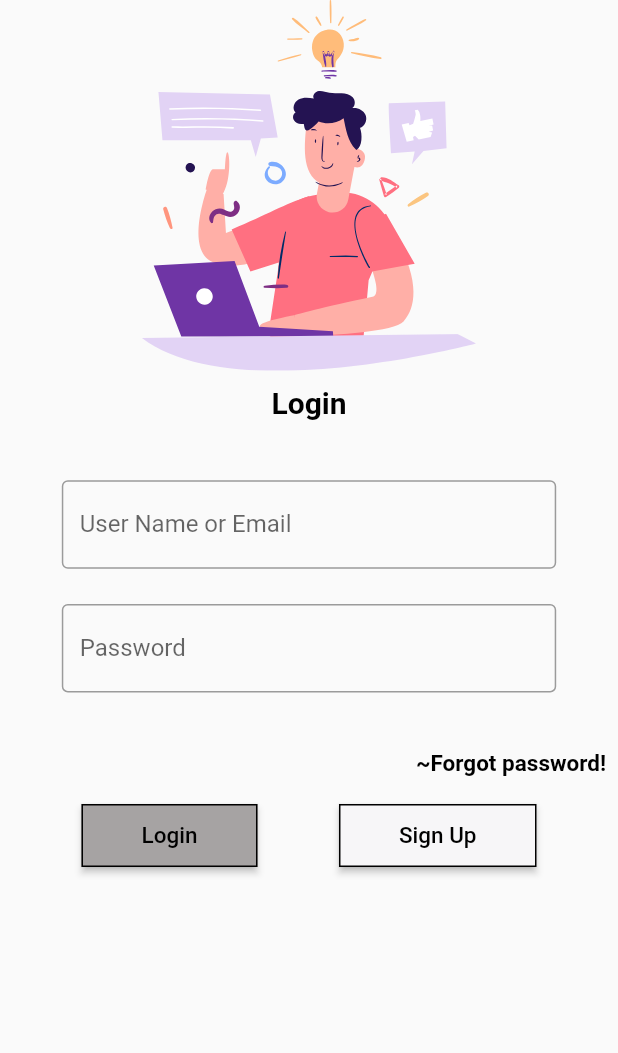
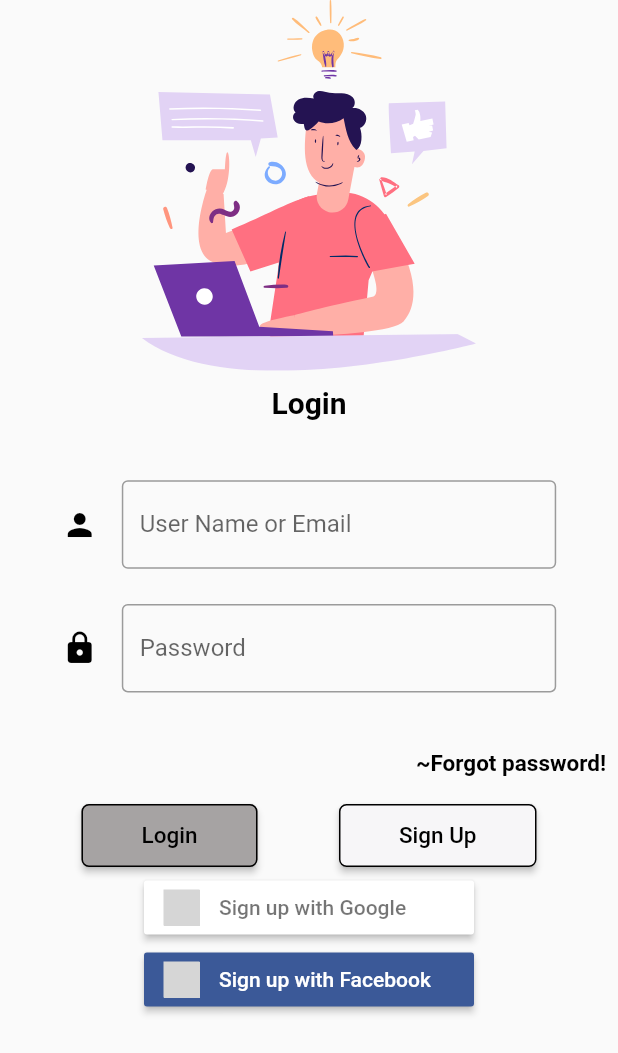
Before and after one commit to Biggo111/Testing-Android-Project, a Flutter app: the LoginPage screen opened directly, on a phone screen of 412 x 824 dp. Shown: the top 1053 px of the screen. Run offline on Flutter 3.47's test engine with Material 2 defaults, Android fonts, the phone set to English and light mode, and no system bars; our stand-ins replace firebase_auth, firebase_core, flutter_signin_button, flutter_svg, google_sign_in; accounts and stored records are empty; grey boxes are pictures that could not be loaded.

Commit message:
login page updated

```diff
--- a/flutter_application_2/lib/main.dart
+++ b/flutter_application_2/lib/main.dart
@@ -5,7 +5,7 @@ import 'package:flutter_application_2/pages/signup_page.dart';
 void main() => runApp(
   const MaterialApp(
     title: 'Flutter Application 2',
-    home: SignupPage(),
+    home: LoginPage(),
     debugShowCheckedModeBanner: false,
   ),
 );
--- a/flutter_application_2/lib/pages/login_page.dart
+++ b/flutter_application_2/lib/pages/login_page.dart
@@ -1,5 +1,6 @@
 import 'package:flutter/material.dart';
 import 'package:flutter_svg/svg.dart';
+import 'package:flutter_signin_button/flutter_signin_button.dart';
 
 class LoginPage extends StatelessWidget {
   const LoginPage({Key? key}) : super(key: key);
@@ -9,7 +10,8 @@ class LoginPage extends StatelessWidget {
     Size size = MediaQuery.of(context).size;
     return SafeArea(
       child: Scaffold(
-        body: Center(
+        body: SingleChildScrollView(
+          child: Center(
             child: Column(
               mainAxisAlignment: MainAxisAlignment.start,
               children: <Widget>[
@@ -34,6 +36,10 @@ class LoginPage extends StatelessWidget {
                       obscureText: true,
                       keyboardType: TextInputType.emailAddress,
                       decoration: InputDecoration(
+                        icon: Icon(
+                          Icons.person,
+                          color: Colors.black,
+                        ),
                         border: OutlineInputBorder(),
                         labelText: 'User Name or Email',
                         hintText: 'Enter Username',
@@ -47,6 +53,10 @@ class LoginPage extends StatelessWidget {
 
                       obscureText: true,
                       decoration: InputDecoration(
+                        icon: Icon(
+                          Icons.lock,
+                          color: Colors.black,
+                        ),
                         border: OutlineInputBorder(),
                         labelText: 'Password',
                         hintText: 'Password',
@@ -74,6 +84,7 @@ class LoginPage extends StatelessWidget {
                       RaisedButton(
                         shape: RoundedRectangleBorder(
                           side: BorderSide(color: Colors.black),
+                          borderRadius: BorderRadius.circular(5),
                         ),
                         padding: EdgeInsets.symmetric(vertical: 12, horizontal: 40),
                         color: Color.fromARGB(255, 166, 163, 163),
@@ -89,6 +100,7 @@ class LoginPage extends StatelessWidget {
                       RaisedButton(
                         shape: RoundedRectangleBorder(
                           side: BorderSide(color: Colors.black),
+                          borderRadius: BorderRadius.circular(5),
                         ),
                         padding: EdgeInsets.symmetric(vertical: 12, horizontal: 40),
                         color: Color.fromARGB(255, 247, 246, 248),
@@ -103,7 +115,23 @@ class LoginPage extends StatelessWidget {
                       ),
                     ],
                   ),
+                  Column(
+                    mainAxisAlignment: MainAxisAlignment.center,
+                    children: <Widget>[
+                      SignInButton(
+                         Buttons.Google,
+                         text: "Sign up with Google",
+                         onPressed: () {},
+                        ),
+                        SignInButton(
+                         Buttons.Facebook,
+                         text: "Sign up with Facebook",
+                         onPressed: () {},
+                        )
                     ],
+                  ),
+              ],
+            ),
           ),
         ),
       ),
--- a/flutter_application_2/pubspec.yaml
+++ b/flutter_application_2/pubspec.yaml
@@ -35,6 +35,7 @@ dependencies:
   # Use with the CupertinoIcons class for iOS style icons.
   cupertino_icons: ^1.0.2
   flutter_svg: ^1.1.0
+  flutter_signin_button: ^2.0.0
 
 dev_dependencies:
   flutter_test:
```
Also changed, not shown: flutter_application_2/pubspec.lock. Lines whose indentation alone changed are shown as unchanged.
